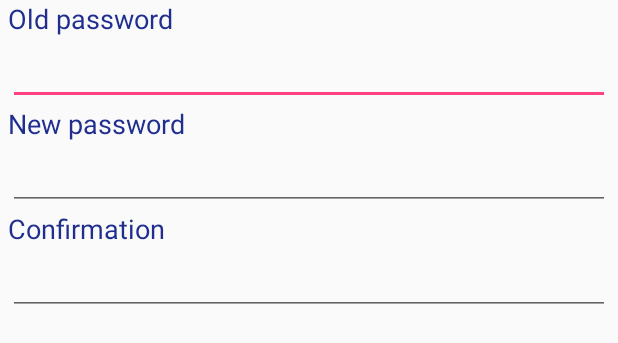
After one commit to tonyButhod/RentingManager, an Android app: the layout change_password.xml on its own in the app's theme, with its tools: preview values and no code run, on a phone screen of 412 x 824 dp. The commit adds this screen. Shown: the top 343 px of the screen. Run offline under Robolectric (Android 15) with nearby library versions, the phone set to English and light mode, and no system bars.

Commit message:
User can change password:
When the user click on the username in MainActivity, a new activity is
launched. The activity allows the user to change password.

```diff
--- a/app/src/main/AndroidManifest.xml
+++ b/app/src/main/AndroidManifest.xml
@@ -32,6 +32,10 @@
             android:exported="true"
             android:screenOrientation="portrait">
         </activity>
+        <activity android:name=".SettingsActivity"
+            android:exported="true"
+            android:screenOrientation="portrait">
+        </activity>
     </application>
 
 </manifest>
--- /dev/null
+++ b/app/src/main/res/layout/change_password.xml
@@ -0,0 +1,59 @@
+<?xml version="1.0" encoding="utf-8"?>
+<RelativeLayout xmlns:android="http://schemas.android.com/apk/res/android"
+    android:layout_width="match_parent"
+    android:layout_height="match_parent"
+    android:paddingLeft="5dp"
+    android:paddingRight="5dp">
+
+    <TextView
+        android:id="@+id/old_password_label"
+        android:layout_width="wrap_content"
+        android:layout_height="wrap_content"
+        android:text="@string/old_password"
+        android:textColor="@color/darkBlue"/>
+
+    <EditText
+        android:id="@+id/old_password"
+        android:layout_width="match_parent"
+        android:layout_height="wrap_content"
+        android:inputType="textPassword"
+        android:layout_below="@id/old_password_label"/>
+
+    <TextView
+        android:id="@+id/new_password_label"
+        android:layout_width="wrap_content"
+        android:layout_height="wrap_content"
+        android:text="@string/new_password"
+        android:layout_below="@id/old_password"
+        android:textColor="@color/darkBlue"/>
+
+    <EditText
+        android:id="@+id/new_password"
+        android:layout_width="match_parent"
+        android:layout_height="wrap_content"
+        android:inputType="textPassword"
+        android:layout_below="@id/new_password_label"/>
+
+    <TextView
+        android:id="@+id/confirmation_label"
+        android:layout_width="wrap_content"
+        android:layout_height="wrap_content"
+        android:text="@string/confirmation"
+        android:layout_below="@id/new_password"
+        android:textColor="@color/darkBlue"/>
+
+    <EditText
+        android:id="@+id/confirmation"
+        android:layout_width="match_parent"
+        android:layout_height="wrap_content"
+        android:inputType="textPassword"
+        android:layout_below="@id/confirmation_label"/>
+
+    <TextView
+        android:id="@+id/errors"
+        android:layout_width="wrap_content"
+        android:layout_height="wrap_content"
+        android:textColor="@android:color/holo_red_dark"
+        android:layout_below="@id/confirmation"/>
+
+</RelativeLayout>
--- a/app/src/main/res/layout/prices.xml
+++ b/app/src/main/res/layout/prices.xml
@@ -12,8 +12,6 @@
         android:id="@+id/toolbar"
         android:layout_width="fill_parent"
         android:layout_height="wrap_content"
-        android:paddingLeft="8dp"
-        android:paddingRight="8dp"
         android:theme="@style/Toolbar">
 
         <ImageButton
--- a/app/src/main/res/layout/rent.xml
+++ b/app/src/main/res/layout/rent.xml
@@ -9,8 +9,6 @@
         android:id="@+id/toolbar"
         android:layout_width="fill_parent"
         android:layout_height="wrap_content"
-        android:paddingLeft="8dp"
-        android:paddingRight="8dp"
         android:theme="@style/Toolbar">
 
         <ImageButton
--- a/app/src/main/res/values/strings.xml
+++ b/app/src/main/res/values/strings.xml
@@ -31,10 +31,19 @@
     <string name="changesWillBeLost">Changes might be lost.</string>
     <string name="changeSaved">Changes have been saved</string>
     <string name="copyPrices">Copy previous prices</string>
+    <!-- Settings activity -->
+    <string name="changePassword">Change password</string>
+    <string name="old_password">Old password</string>
+    <string name="new_password">New password</string>
+    <string name="confirmation">Confirmation</string>
+    <string name="newPasswordSaved">New password saved</string>
+    <string name="confirmationIncorrect">Confirmation incorrect</string>
+    <string name="atLeast8Char">New password must contain at least 8 characters</string>
     <!-- Errors -->
     <string name="connectionError">Connection error: check your internet connection.</string>
     <string name="rentNotFreeError">Error: Rent not free this week.</string>
     <string name="bookingNotExistError">Error: Booking doesn\'t exist.</string>
     <string name="internalError">Internal error</string>
     <string name="accessDeniedError">Username or Password invalid</string>
+    <string name="passwordIncorrect">Password incorrect</string>
 </resources>
--- a/app/src/main/res/values/styles.xml
+++ b/app/src/main/res/values/styles.xml
@@ -30,8 +30,8 @@
         <item name="android:layout_margin">5dp</item>
     </style>
 
-    <style name="BackButton" parent="Base.Widget.AppCompat.Button">
-        <item name="android:background">@drawable/back_button</item>
+    <style name="BackButton" parent="Base.Widget.AppCompat.Button.Borderless">
+        <item name="android:background">@drawable/blue_flat_button</item>
         <item name="android:src">@drawable/back_arrow</item>
         <item name="android:layout_height">45dp</item>
         <item name="android:layout_width">50dp</item>
```
Also changed, not shown: app/src/main/java/buthod/tony/rentingmanager/MainActivity.java (+13 -5 lines), app/src/main/java/buthod/tony/rentingmanager/SendPostRequest.java (+7 -3 lines), app/src/main/java/buthod/tony/rentingmanager/SettingsActivity.java (added, +162 -0 lines), app/src/main/res/drawable/cyan_button.xml (+20 -0 lines), app/src/main/res/layout/main.xml (+7 -6 lines), app/src/main/res/layout/settings.xml (added, +43 -0 lines), app/src/main/res/drawable/blue_flat_button.xml (renamed from app/src/main/res/drawable/back_button.xml), 2 other files.
